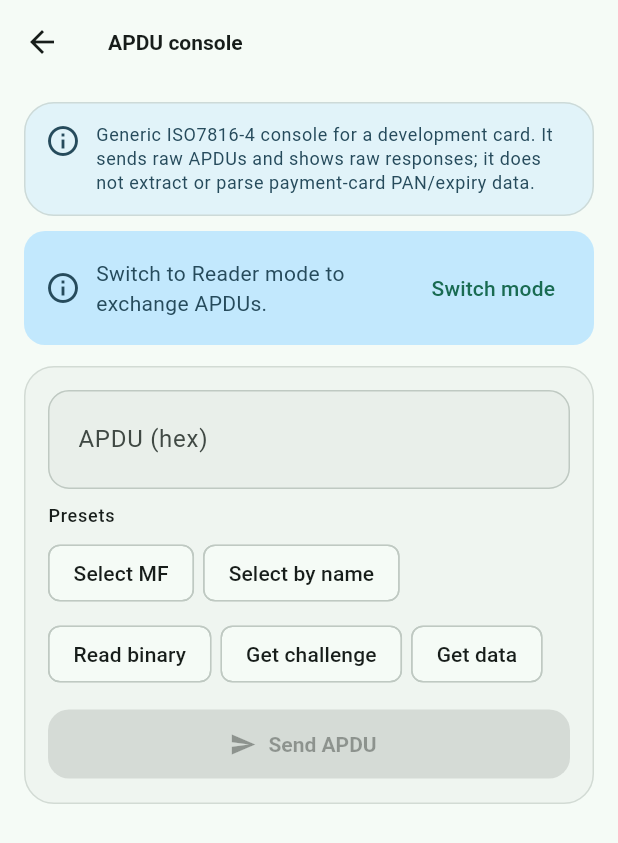
After one commit to xm4r1us/chameleon-mobile-app, a Flutter app: the ApduScreen screen opened directly, on a phone screen of 412 x 824 dp. The commit adds this screen. Shown: the top 843 px of the screen. Run offline on Flutter 3.47's test engine with Material 3 defaults, Android fonts, the phone set to English and light mode, and no system bars; our stand-ins replace file_picker, flutter_blue_plus, share_plus, shared_preferences; missing offline and left inert: dart:ffi; accounts and stored records are empty.

Commit message:
Add ISO7816 APDU console and TLV inspector

```diff
--- a/lib/l10n/strings.dart
+++ b/lib/l10n/strings.dart
@@ -223,6 +223,21 @@ class Strings {
     'keyCheckerDesc': 'Test a dictionary against a MIFARE Classic tag',
     'rawConsole': 'Raw console',
     'mf1BlockTools': 'MIFARE Classic block tools',
+    'apduLab': 'APDU console',
+    'apduLabDesc': 'ISO7816-4 APDU exchange for JavaCard / ISO14443-4 development',
+    'apduCommand': 'APDU (hex)',
+    'apduSend': 'Send APDU',
+    'apduResponse': 'APDU response',
+    'apduStatus': 'Status word',
+    'apduHistory': 'APDU history',
+    'apduScope': 'Generic ISO7816-4 console for a development card. It sends raw APDUs and shows raw responses; it does not extract or parse payment-card PAN/expiry data.',
+    'apduReaderHint': 'Switch to Reader mode to exchange APDUs.',
+    'apduNoData': 'No response data',
+    'apduHexHint': '00 A4 04 00 00',
+    'apduTlv': 'TLV tree',
+    'apduRaw': 'Raw response',
+    'apduPresets': 'Presets',
+    'apduInvalid': 'Enter a valid APDU in hexadecimal',
     'mf1BlockDesc': 'Read/write blocks and value operations',
     'rawConsoleDesc': 'Send protocol frames and inspect responses',
     'deviceSettings': 'Device settings',
@@ -577,6 +592,21 @@ class Strings {
     'keyCheckerDesc': 'Bir MIFARE Classic etiketinde sözlüğü test edin',
     'rawConsole': 'Ham konsol',
     'mf1BlockTools': 'MIFARE Classic blok araçları',
+    'apduLab': 'APDU konsolu',
+    'apduLabDesc': 'JavaCard / ISO14443-4 geliştirmesi için ISO7816-4 APDU alışverişi',
+    'apduCommand': 'APDU (hex)',
+    'apduSend': 'APDU gönder',
+    'apduResponse': 'APDU yanıtı',
+    'apduStatus': 'Durum sözcüğü',
+    'apduHistory': 'APDU geçmişi',
+    'apduScope': 'Geliştirme kartı için genel ISO7816-4 konsolu. Ham APDU gönderir ve ham yanıt gösterir; ödeme kartı PAN/son kullanma verisini ayıklamaz veya çözümlemez.',
+    'apduReaderHint': 'APDU alışverişi için Okuyucu moduna geçin.',
+    'apduNoData': 'Yanıt verisi yok',
+    'apduHexHint': '00 A4 04 00 00',
+    'apduTlv': 'TLV ağacı',
+    'apduRaw': 'Ham yanıt',
+    'apduPresets': 'Hazır komutlar',
+    'apduInvalid': 'Geçerli bir onaltılık APDU girin',
     'mf1BlockDesc': 'Blok oku/yaz ve değer işlemleri',
     'rawConsoleDesc': 'Protokol çerçeveleri gönderin ve yanıtları inceleyin',
     'deviceSettings': 'Cihaz ayarları',
--- a/lib/protocol/client.dart
+++ b/lib/protocol/client.dart
@@ -1007,6 +1007,39 @@ class ChameleonClient {
   }
 
   // ---------------------------------------------------------------------------
+  // ISO14443-4 / APDU reader
+  // ---------------------------------------------------------------------------
+
+  /// Sends one ISO7816-4 APDU to a card in the field. The firmware performs
+  /// the 14A select, RATS, CRC and PCB framing; the returned bytes are the
+  /// card's response including SW1/SW2.
+  Future<Uint8List> hf14a4ReaderApdu(Uint8List apdu) async {
+    if (apdu.isEmpty) throw ArgumentError('APDU must not be empty');
+    if (apdu.length > 512) throw ArgumentError('APDU exceeds 512 bytes');
+    final frame = await send(
+      Cmd.hf14a4ReaderApdu,
+      data: apdu,
+      timeout: const Duration(seconds: 6),
+      allowedStatus: {
+        Status.success,
+        Status.hfTagOk,
+        Status.hfTagNo,
+        Status.hfErrStat,
+        Status.hfErrCrc,
+        Status.hfCollision,
+        Status.parErr,
+      },
+    );
+    if (frame.status == Status.hfTagNo) {
+      throw ChameleonException('No ISO14443-4 card in field', status: frame.status);
+    }
+    if (frame.status != Status.success && frame.status != Status.hfTagOk) {
+      throw ChameleonException(Status.describe(frame.status), status: frame.status);
+    }
+    return Uint8List.fromList(frame.data);
+  }
+
+  // ---------------------------------------------------------------------------
   // Device settings
   // ---------------------------------------------------------------------------
 
--- /dev/null
+++ b/lib/protocol/tlv.dart
@@ -0,0 +1,158 @@
+import 'dart:typed_data';
+
+import 'byte_utils.dart';
+
+/// Generic BER-TLV node. No EMV semantics are attached: tags are shown as
+/// hexadecimal identifiers and values as data.
+class TlvNode {
+  TlvNode({
+    required this.tag,
+    required this.tagBytes,
+    required this.value,
+    required this.offset,
+    required this.constructed,
+    this.children = const [],
+  });
+
+  final int tag;
+  final Uint8List tagBytes;
+  final Uint8List value;
+  final int offset;
+  final bool constructed;
+  final List<TlvNode> children;
+
+  String get tagHex => bytesToHexUpper(tagBytes);
+  String get valueHex => bytesToHexUpper(value, separator: ' ');
+}
+
+class TlvParseResult {
+  TlvParseResult(this.nodes, {this.error});
+  final List<TlvNode> nodes;
+  final String? error;
+}
+
+/// Parses a sequence of BER-TLV objects. Constructed tags are decoded
+/// recursively; a malformed nested value is kept as a primitive leaf.
+TlvParseResult parseTlv(Uint8List data, {int maxDepth = 12}) {
+  try {
+    return TlvParseResult(_parseSequence(data, 0, data.length, 0, maxDepth));
+  } on FormatException catch (error) {
+    return TlvParseResult(const [], error: error.message);
+  }
+}
+
+List<TlvNode> _parseSequence(
+  Uint8List data,
+  int start,
+  int end,
+  int depth,
+  int maxDepth,
+) {
+  final nodes = <TlvNode>[];
+  var pos = start;
+  while (pos < end) {
+    if (depth > maxDepth) throw const FormatException('TLV nesting too deep');
+    final nodeStart = pos;
+    final tagInfo = _readTag(data, pos, end);
+    pos = tagInfo.next;
+    final lengthInfo = _readLength(data, pos, end);
+    pos = lengthInfo.next;
+    final valueEnd = pos + lengthInfo.length;
+    if (valueEnd > end) throw const FormatException('TLV length exceeds data');
+    final value = Uint8List.fromList(data.sublist(pos, valueEnd));
+    final constructed = (data[nodeStart] & 0x20) != 0;
+    var children = const <TlvNode>[];
+    if (constructed && value.isNotEmpty && depth < maxDepth) {
+      try {
+        children = _parseSequence(value, 0, value.length, depth + 1, maxDepth);
+      } on FormatException {
+        // Keep malformed constructed payloads inspectable as raw bytes.
+        children = const [];
+      }
+    }
+    nodes.add(TlvNode(
+      tag: tagInfo.tag,
+      tagBytes: tagInfo.bytes,
+      value: value,
+      offset: nodeStart,
+      constructed: constructed,
+      children: children,
+    ));
+    pos = valueEnd;
+  }
+  return nodes;
+}
+
+class _TagInfo {
+  _TagInfo(this.tag, this.bytes, this.next);
+  final int tag;
+  final Uint8List bytes;
+  final int next;
+}
+
+_TagInfo _readTag(Uint8List data, int offset, int end) {
+  if (offset >= end) throw const FormatException('Missing TLV tag');
+  final first = data[offset];
+  final bytes = <int>[first];
+  var tag = first;
+  var pos = offset + 1;
+  if ((first & 0x1f) == 0x1f) {
+    var count = 0;
+    while (true) {
+      if (pos >= end) throw const FormatException('Truncated multi-byte tag');
+      final byte = data[pos++];
+      bytes.add(byte);
+      tag = (tag << 8) | byte;
+      count++;
+      if ((byte & 0x80) == 0) break;
+      if (count > 3) throw const FormatException('Tag too long');
+    }
+  }
+  return _TagInfo(tag, Uint8List.fromList(bytes), pos);
+}
+
+class _LengthInfo {
+  _LengthInfo(this.length, this.next);
+  final int length;
+  final int next;
+}
+
+_LengthInfo _readLength(Uint8List data, int offset, int end) {
+  if (offset >= end) throw const FormatException('Missing TLV length');
+  final first = data[offset];
+  if (first < 0x80) return _LengthInfo(first, offset + 1);
+  final count = first & 0x7f;
+  if (count == 0 || count > 3) throw const FormatException('Unsupported TLV length');
+  if (offset + 1 + count > end) throw const FormatException('Truncated TLV length');
+  var length = 0;
+  for (var i = 0; i < count; i++) {
+    length = (length << 8) | data[offset + 1 + i];
+  }
+  return _LengthInfo(length, offset + 1 + count);
+}
+
+String swDescription(int sw) {
+  if (sw == 0x9000) return 'OK';
+  if (sw >= 0x6100 && sw <= 0x61ff) return 'Response bytes available';
+  if (sw == 0x6200) return 'Warning: state unchanged';
+  if (sw == 0x6283) return 'Selected file invalidated';
+  if (sw == 0x6300) return 'Authentication failed';
+  if (sw == 0x6400) return 'Execution error';
+  if (sw == 0x6500) return 'Memory failure';
+  if (sw == 0x6700) return 'Wrong length';
+  if (sw == 0x6882) return 'Secure messaging not supported';
+  if (sw == 0x6982) return 'Security status not satisfied';
+  if (sw == 0x6985) return 'Conditions not satisfied';
+  if (sw == 0x6986) return 'Command not allowed';
+  if (sw == 0x6a80) return 'Incorrect data';
+  if (sw == 0x6a82) return 'File or application not found';
+  if (sw == 0x6a83) return 'Record not found';
+  if (sw == 0x6a84) return 'Not enough memory';
+  if (sw == 0x6a86) return 'Incorrect P1/P2';
+  if (sw == 0x6a88) return 'Referenced data not found';
+  if (sw == 0x6b00) return 'Wrong parameters';
+  if (sw == 0x6d00) return 'Instruction not supported';
+  if (sw == 0x6e00) return 'Class not supported';
+  if (sw == 0x6f00) return 'Unknown error';
+  return 'Unknown status word';
+}
--- /dev/null
+++ b/lib/ui/screens/apdu_screen.dart
@@ -0,0 +1,361 @@
+import 'dart:typed_data';
+
+import 'package:flutter/material.dart';
+import 'package:flutter/services.dart';
+import 'package:provider/provider.dart';
+
+import '../../l10n/strings.dart';
+import '../../protocol/byte_utils.dart';
+import '../../protocol/tlv.dart';
+import '../../services/device_session.dart';
+import '../../theme.dart';
+import '../widgets.dart';
+
+class ApduScreen extends StatefulWidget {
+  const ApduScreen({super.key});
+
+  @override
+  State<ApduScreen> createState() => _ApduScreenState();
+}
+
+class _ApduScreenState extends State<ApduScreen> {
+  final _apdu = TextEditingController();
+  final List<_ApduExchange> _history = [];
+  Uint8List? _response;
+  bool _busy = false;
+
+  static const _presets = <String, String>{
+    'Select MF': '00 A4 00 00 02 3F 00',
+    'Select by name': '00 A4 04 00 00',
+    'Read binary': '00 B0 00 00 00',
+    'Get challenge': '00 84 00 00 08',
+    'Get data': '80 CA 00 00 00',
+  };
+
+  @override
+  void dispose() {
+    _apdu.dispose();
+    super.dispose();
+  }
+
+  @override
+  Widget build(BuildContext context) {
+    final session = context.watch<DeviceSession>();
+    final theme = Theme.of(context);
+    final scheme = theme.colorScheme;
+    final response = _response;
+    final body = response != null && response.length >= 2
+        ? Uint8List.fromList(response.sublist(0, response.length - 2))
+        : response;
+    final sw = response != null && response.length >= 2
+        ? ((response[response.length - 2] << 8) | response[response.length - 1])
+        : null;
+    final tlv = body == null || body.isEmpty ? null : parseTlv(body);
+
+    return Scaffold(
+      appBar: AppBar(title: Text(context.tr('apduLab'))),
+      body: ListView(
+        padding: const EdgeInsets.fromLTRB(16, 12, 16, 32),
+        children: [
+          Card(
+            color: scheme.tertiaryContainer.withValues(alpha: 0.4),
+            child: Padding(
+              padding: const EdgeInsets.all(14),
+              child: Row(
+                crossAxisAlignment: CrossAxisAlignment.start,
+                children: [
+                  Icon(Icons.info_outline, color: scheme.onTertiaryContainer),
+                  const SizedBox(width: 10),
+                  Expanded(
+                    child: Text(
+                      context.tr('apduScope'),
+                      style: theme.textTheme.bodySmall?.copyWith(
+                        color: scheme.onTertiaryContainer,
+                      ),
+                    ),
+                  ),
+                ],
+              ),
+            ),
+          ),
+          if (!session.readerMode) ...[
+            const SizedBox(height: 10),
+            _ReaderBanner(
+              onSwitch: session.isBusy
+                  ? null
+                  : () => session.guard(
+                        context.tr('modeReader'),
+                        () => session.setReaderMode(true),
+                      ),
+            ),
+          ],
+          const SizedBox(height: 14),
+          Card(
+            child: Padding(
+              padding: const EdgeInsets.all(16),
+              child: Column(
+                crossAxisAlignment: CrossAxisAlignment.start,
+                children: [
+                  TextField(
+                    controller: _apdu,
+                    minLines: 2,
+                    maxLines: 5,
+                    style: AppTheme.mono,
+                    decoration: InputDecoration(
+                      labelText: context.tr('apduCommand'),
+                      hintText: context.tr('apduHexHint'),
+                    ),
+                  ),
+                  const SizedBox(height: 10),
+                  Text(
+                    context.tr('apduPresets'),
+                    style: theme.textTheme.labelMedium,
+                  ),
+                  const SizedBox(height: 6),
+                  Wrap(
+                    spacing: 6,
+                    runSpacing: 6,
+                    children: [
+                      for (final entry in _presets.entries)
+                        ActionChip(
+                          label: Text(entry.key),
+                          onPressed: () => setState(() => _apdu.text = entry.value),
+                        ),
+                    ],
+                  ),
+                  const SizedBox(height: 12),
+                  SizedBox(
+                    width: double.infinity,
+                    child: FilledButton.icon(
+                      onPressed: _busy || !session.isConnected || !session.readerMode ? null : _send,
+                      icon: _busy
+                          ? const SizedBox(
+                              width: 16,
+                              height: 16,
+                              child: CircularProgressIndicator(strokeWidth: 2),
+                            )
+                          : const Icon(Icons.send),
+                      label: Text(context.tr('apduSend')),
+                    ),
+                  ),
+                ],
+              ),
+            ),
+          ),
+          if (response != null) ...[
+            const SizedBox(height: 14),
+            Card(
+              child: Padding(
+                padding: const EdgeInsets.all(16),
+                child: Column(
+                  crossAxisAlignment: CrossAxisAlignment.start,
+                  children: [
+                    Row(
+                      children: [
+                        Expanded(
+                          child: Text(
+                            context.tr('apduResponse'),
+                            style: theme.textTheme.titleMedium,
+                          ),
+                        ),
+                        IconButton(
+                          tooltip: context.tr('copy'),
+                          onPressed: () async {
+                            await Clipboard.setData(
+                              ClipboardData(text: bytesToHexUpper(response, separator: ' ')),
+                            );
+                            if (mounted) showSnack(context, context.tr('copied'));
+                          },
+                          icon: const Icon(Icons.copy_rounded, size: 18),
+                        ),
+                      ],
+                    ),
+                    if (sw != null) ...[
+                      const SizedBox(height: 4),
+                      InfoRow(
+                        label: context.tr('apduStatus'),
+                        value:
+                            '${sw.toRadixString(16).padLeft(4, '0').toUpperCase()} · ${swDescription(sw)}',
+                        mono: true,
+                      ),
+                    ],
+                    const SizedBox(height: 8),
+                    HexBlock(bytesToHexUpper(response, separator: ' '), label: context.tr('apduRaw')),
+                    if (body != null && body.isNotEmpty) ...[
+                      const SizedBox(height: 12),
+                      Text(context.tr('apduTlv'), style: theme.textTheme.titleSmall),
+                      const SizedBox(height: 6),
+                      if (tlv == null || tlv.nodes.isEmpty)
+                        Text(
+                          tlv?.error ?? context.tr('apduNoData'),
+                          style: theme.textTheme.bodySmall?.copyWith(color: scheme.onSurfaceVariant),
+                        )
+                      else
+                        ..._buildNodes(tlv.nodes),
+                    ],
+                  ],
+                ),
+              ),
+            ),
+          ],
+          if (_history.isNotEmpty) ...[
+            const SizedBox(height: 18),
+            SectionHeader(context.tr('apduHistory')),
+            ..._history.reversed.map(
+              (exchange) => Card(
+                child: ListTile(
+                  title: Text(
+                    bytesToHexUpper(exchange.request, separator: ' '),
+                    style: AppTheme.mono.copyWith(fontSize: 12),
+                    maxLines: 2,
+                    overflow: TextOverflow.ellipsis,
+                  ),
+                  subtitle: Text(
+                    bytesToHexUpper(exchange.response, separator: ' '),
+                    style: AppTheme.mono.copyWith(fontSize: 11),
+                    maxLines: 2,
+                    overflow: TextOverflow.ellipsis,
+                  ),
+                  trailing: IconButton(
+                    icon: const Icon(Icons.replay, size: 18),
+                    onPressed: () => setState(
+                      () => _apdu.text = bytesToHexUpper(exchange.request, separator: ' '),
+                    ),
+                  ),
+                ),
+              ),
+            ),
+          ],
+        ],
+      ),
+    );
+  }
+
+  List<Widget> _buildNodes(List<TlvNode> nodes, [int level = 0]) {
+    final out = <Widget>[];
+    for (final node in nodes) {
+      final indent = EdgeInsets.only(left: level * 14.0);
+      out.add(
+        Padding(
+          padding: indent,
+          child: Container(
+            margin: const EdgeInsets.only(bottom: 6),
+            padding: const EdgeInsets.all(8),
+            decoration: BoxDecoration(
+              color: Theme.of(context).colorScheme.surfaceContainerHighest.withValues(alpha: 0.35),
+              borderRadius: BorderRadius.circular(8),
+            ),
+            child: Column(
+              crossAxisAlignment: CrossAxisAlignment.start,
+              children: [
+                Row(
+                  children: [
+                    StatusPill(
+                      'TAG ${node.tagHex}',
+                      color: node.constructed
+                          ? Theme.of(context).colorScheme.tertiary
+                          : Theme.of(context).colorScheme.primary,
+                    ),
+                    const SizedBox(width: 8),
+                    Text(
+                      'LEN ${node.value.length}',
+                      style: AppTheme.mono.copyWith(fontSize: 11),
+                    ),
+                  ],
+                ),
+                if (!node.constructed && node.value.isNotEmpty) ...[
+                  const SizedBox(height: 4),
+                  SelectableText(
+                    node.valueHex,
+                    style: AppTheme.mono.copyWith(fontSize: 11.5),
+                  ),
+                  if (_printable(node.value)) ...[
+                    const SizedBox(height: 2),
+                    Text(
+                      '"${String.fromCharCodes(node.value)}"',
+                      style: Theme.of(context).textTheme.bodySmall,
+                    ),
+                  ],
+                ],
+              ],
+            ),
+          ),
+        ),
+      );
+      if (node.children.isNotEmpty) out.addAll(_buildNodes(node.children, level + 1));
+    }
+    return out;
+  }
+
+  bool _printable(Uint8List value) =>
+      value.isNotEmpty && value.every((b) => b >= 0x20 && b <= 0x7e);
+
+  Future<void> _send() async {
+    final session = context.read<DeviceSession>();
+    Uint8List apdu;
+    try {
+      final clean = _apdu.text.replaceAll(RegExp(r'[^0-9a-fA-F]'), '');
+      if (clean.length < 8 || clean.length.isOdd) {
+        throw const FormatException('APDU too short');
+      }
+      apdu = hexToBytes(clean);
+    } on FormatException {
+      showSnack(context, context.tr('apduInvalid'), error: true);
+      return;
+    }
+
+    setState(() => _busy = true);
+    final response = await session.guard(
+      context.tr('apduSend'),
+      () => session.client!.hf14a4ReaderApdu(apdu),
+    );
+    if (!mounted) return;
+    setState(() {
+      _busy = false;
+      if (response != null) {
+        _response = response;
+        _history.add(_ApduExchange(request: apdu, response: response));
+        if (_history.length > 20) _history.removeAt(0);
+      }
+    });
+  }
+}
+
+class _ApduExchange {
+  _ApduExchange({required this.request, required this.response});
+  final Uint8List request;
+  final Uint8List response;
+}
+
+class _ReaderBanner extends StatelessWidget {
+  const _ReaderBanner({this.onSwitch});
+  final VoidCallback? onSwitch;
+
+  @override
+  Widget build(BuildContext context) {
+    final scheme = Theme.of(context).colorScheme;
+    return Container(
+      padding: const EdgeInsets.all(14),
+      decoration: BoxDecoration(
+        color: scheme.tertiaryContainer,
+        borderRadius: BorderRadius.circular(14),
+      ),
+      child: Row(
+        children: [
+          Icon(Icons.info_outline, color: scheme.onTertiaryContainer),
+          const SizedBox(width: 10),
+          Expanded(
+            child: Text(
+              context.tr('apduReaderHint'),
+              style: TextStyle(color: scheme.onTertiaryContainer),
+            ),
+          ),
+          TextButton(
+            onPressed: onSwitch,
+            child: Text(context.tr('switchMode')),
+          ),
+        ],
+      ),
+    );
+  }
+}
```
Also changed, not shown: lib/protocol/commands.dart (+7 -0 lines), lib/ui/screens/tools_screen.dart (+8 -0 lines), 4 other files.
